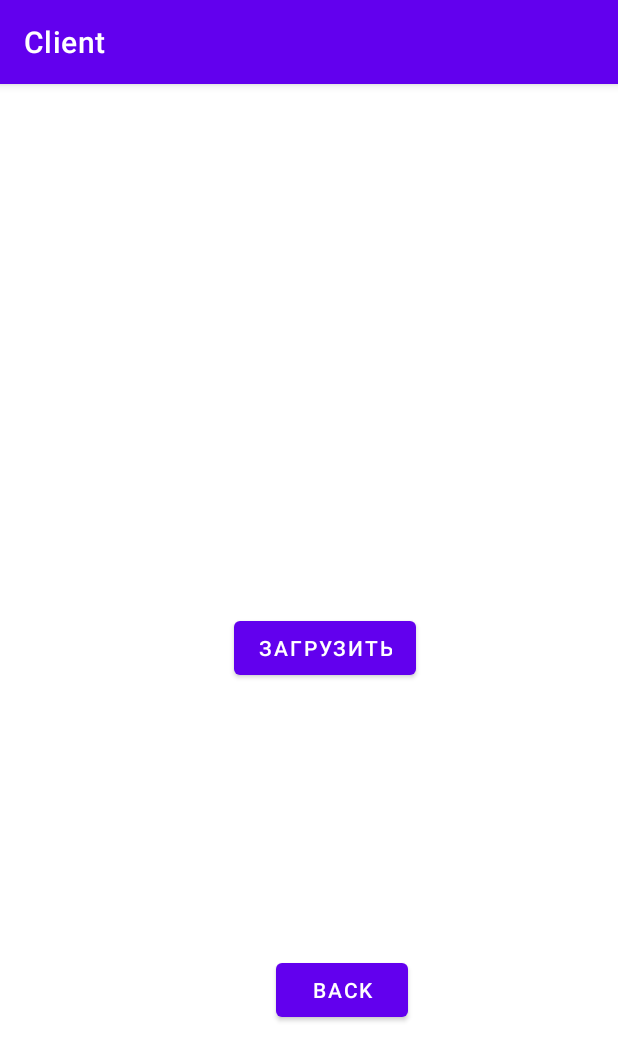
After one commit to Almos11/AndroidTeamProject, an Android app: the UploadVideo screen opened directly, with no data from a screen before it, on a phone screen of 412 x 824 dp. The commit adds this screen. Shown: the top 1061 px of the screen. Run offline under Robolectric (Android 15) with nearby library versions, the phone set to English and light mode, and no system bars.

Commit message:
Get video from user - work (send to server - not work)

```diff
--- a/Client/app/src/main/java/com/example/client/RegistrationActivity.java
+++ b/Client/app/src/main/java/com/example/client/RegistrationActivity.java
@@ -15,7 +15,7 @@ public class RegistrationActivity extends AppCompatActivity {
     }
 
     public void enter(View v) {
-        Intent intent = new Intent(this, MainActivity.class);
+        Intent intent = new Intent(this, UploadVideo.class);
         startActivity(intent);
     }
 }
--- a/Client/app/src/main/java/com/example/client/SecondScreen.java
+++ b/Client/app/src/main/java/com/example/client/SecondScreen.java
@@ -14,8 +14,8 @@ public class SecondScreen extends AppCompatActivity {
         setContentView(R.layout.activity_second_screen);
     }
 
-    public void goBack(View v) {
-        Intent intent = new Intent(this, MainActivity.class);
+    public void goNext(View v) {
+        Intent intent = new Intent(this, UploadVideo.class);
         startActivity(intent);
     }
 }
--- a/Client/app/src/main/res/layout/activity_second_screen.xml
+++ b/Client/app/src/main/res/layout/activity_second_screen.xml
@@ -12,7 +12,7 @@
         android:layout_height="100dp"
         android:layout_marginStart="112dp"
         android:layout_marginTop="356dp"
-        android:onClick="goBack"
+        android:onClick="goNext"
         android:text="return"
         app:layout_constraintStart_toStartOf="parent"
         app:layout_constraintTop_toTopOf="parent" />
--- /dev/null
+++ b/Client/app/src/main/res/layout/activity_upload_video.xml
@@ -0,0 +1,30 @@
+<?xml version="1.0" encoding="utf-8"?>
+<androidx.constraintlayout.widget.ConstraintLayout xmlns:android="http://schemas.android.com/apk/res/android"
+    xmlns:app="http://schemas.android.com/apk/res-auto"
+    xmlns:tools="http://schemas.android.com/tools"
+    android:layout_width="match_parent"
+    android:layout_height="match_parent"
+    tools:context=".UploadVideo">
+
+    <Button
+        android:id="@+id/button4"
+        android:layout_width="wrap_content"
+        android:layout_height="wrap_content"
+        android:layout_marginStart="156dp"
+        android:layout_marginTop="352dp"
+        android:onClick="uploadVideo"
+        android:text="Загрузить"
+        app:layout_constraintStart_toStartOf="parent"
+        app:layout_constraintTop_toTopOf="parent" />
+
+    <Button
+        android:id="@+id/button5"
+        android:layout_width="wrap_content"
+        android:layout_height="wrap_content"
+        android:layout_marginStart="184dp"
+        android:layout_marginTop="580dp"
+        android:onClick="goBack"
+        android:text="back"
+        app:layout_constraintStart_toStartOf="parent"
+        app:layout_constraintTop_toTopOf="parent" />
+</androidx.constraintlayout.widget.ConstraintLayout>
```
Also changed, not shown: Client/app/src/debug/res/drawable-anydpi-v24/notification_icon.xml (added, +15 -0 lines), Client/app/src/main/AndroidManifest.xml (+8 -0 lines), Client/app/src/main/java/com/example/client/UploadVideo.java (added, +114 -0 lines), Client/app/src/debug/res/drawable-hdpi/notification_icon.png (added), Client/app/src/debug/res/drawable-mdpi/notification_icon.png (added), Client/app/src/debug/res/drawable-xhdpi/notification_icon.png (added), Client/app/src/debug/res/drawable-xxhdpi/notification_icon.png (added).
